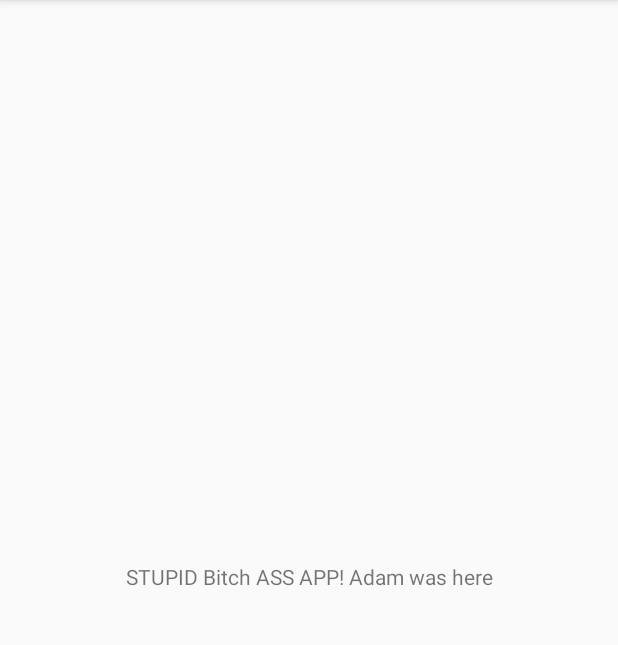
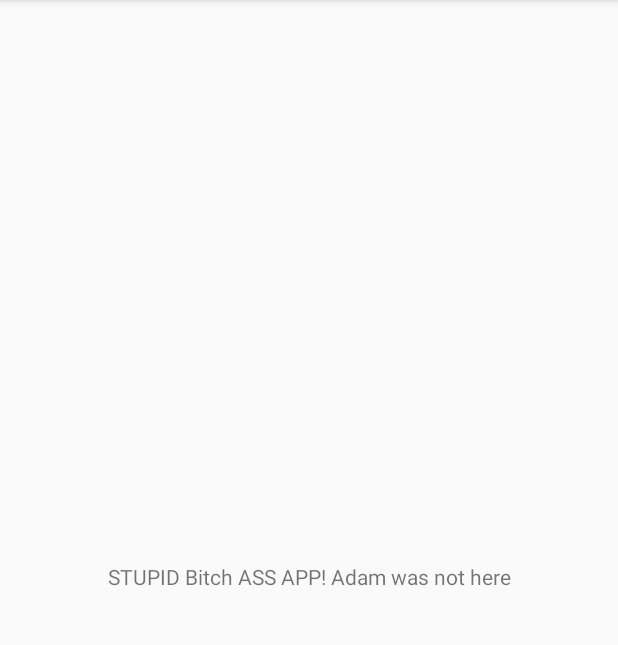
Before and after one commit to adrums86/GitPractice, an Android app: the screen it shows after launch (MainActivity), on a phone screen of 412 x 824 dp, the part 84-729 px from its top. Run offline under Robolectric (Android 15) with nearby library versions, the phone set to English and light mode, and no system bars.

Commit message:
adam's a liar

```diff
--- a/app/src/main/res/layout/activity_main.xml
+++ b/app/src/main/res/layout/activity_main.xml
@@ -9,7 +9,7 @@
     <TextView
         android:layout_width="wrap_content"
         android:layout_height="wrap_content"
-        android:text="STUPID Bitch ASS APP! Adam was here"
+        android:text="STUPID Bitch ASS APP! Adam was not here"
         app:layout_constraintBottom_toBottomOf="parent"
         app:layout_constraintLeft_toLeftOf="parent"
         app:layout_constraintRight_toRightOf="parent"
```
